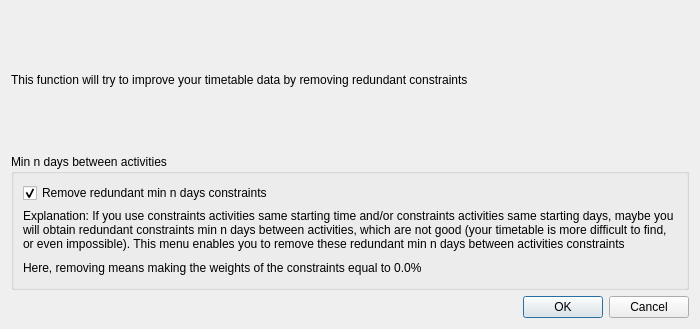
janLo/FET, file src/interface/removeredundantform_template.ui: the form before one commit.
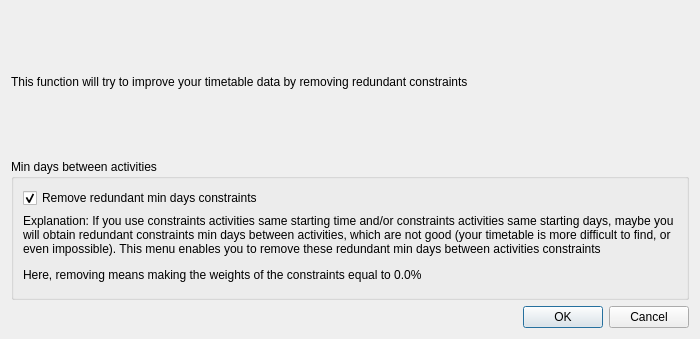
The form after the commit.

The edit to the form file:
```diff
--- a/src/interface/removeredundantform_template.ui
+++ b/src/interface/removeredundantform_template.ui
@@ -6,7 +6,7 @@
     <x>0</x>
     <y>0</y>
     <width>700</width>
-    <height>329</height>
+    <height>339</height>
    </rect>
   </property>
   <property name="windowTitle" >
@@ -16,7 +16,7 @@
    <item row="0" column="0" >
     <widget class="QLabel" name="label_5" >
      <property name="sizePolicy" >
-      <sizepolicy vsizetype="Preferred" hsizetype="Preferred" >
+      <sizepolicy vsizetype="Minimum" hsizetype="Minimum" >
        <horstretch>0</horstretch>
        <verstretch>0</verstretch>
       </sizepolicy>
@@ -42,13 +42,13 @@
    <item row="1" column="0" >
     <widget class="QGroupBox" name="groupBox" >
      <property name="title" >
-      <string>Min n days between activities</string>
+      <string>Min days between activities</string>
      </property>
      <layout class="QGridLayout" name="gridLayout" >
       <item row="0" column="0" >
        <widget class="QCheckBox" name="removeRedundantCheckBox" >
         <property name="text" >
-         <string>Remove redundant min n days constraints</string>
+         <string>Remove redundant min days constraints</string>
         </property>
         <property name="checked" >
          <bool>true</bool>
@@ -58,13 +58,13 @@
       <item row="1" column="0" >
        <widget class="QLabel" name="label_4" >
         <property name="sizePolicy" >
-         <sizepolicy vsizetype="Preferred" hsizetype="Preferred" >
+         <sizepolicy vsizetype="Minimum" hsizetype="Minimum" >
           <horstretch>0</horstretch>
           <verstretch>0</verstretch>
          </sizepolicy>
         </property>
         <property name="text" >
-         <string>Explanation: If you use constraints activities same starting time and/or constraints activities same starting days, maybe you will obtain redundant constraints min n days between activities, which are not good (your timetable is more difficult to find, or even impossible). This menu enables you to remove these redundant min n days between activities constraints</string>
+         <string>Explanation: If you use constraints activities same starting time and/or constraints activities same starting days, maybe you will obtain redundant constraints min days between activities, which are not good (your timetable is more difficult to find, or even impossible). This menu enables you to remove these redundant min days between activities constraints</string>
         </property>
         <property name="wordWrap" >
          <bool>true</bool>
```
